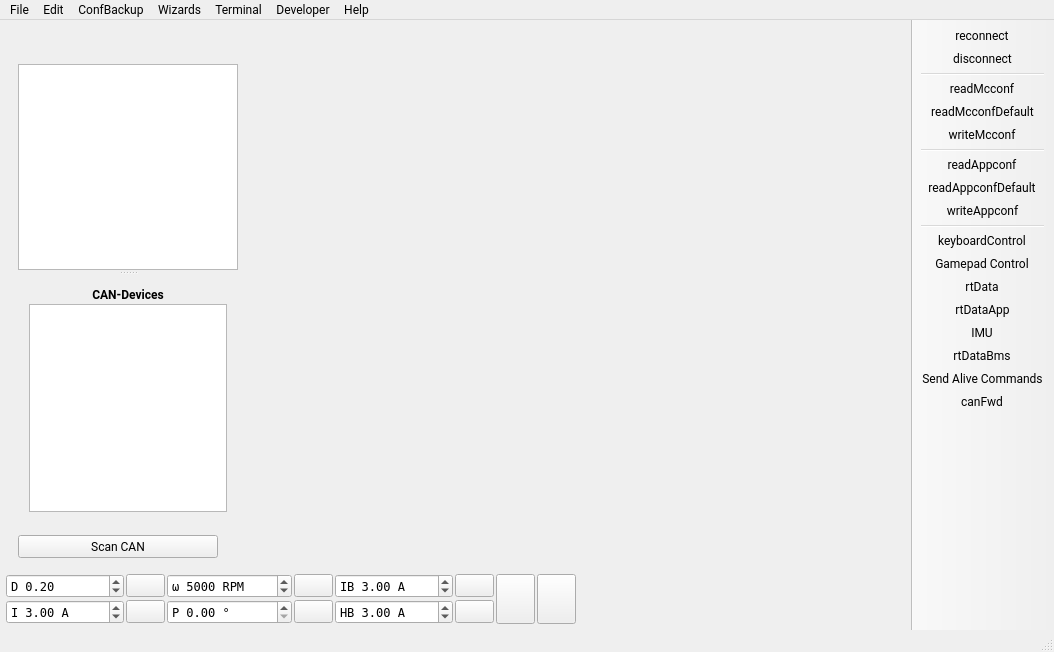
Qt form mainwindow.ui (vedderb/vesc_tool) before a commit.
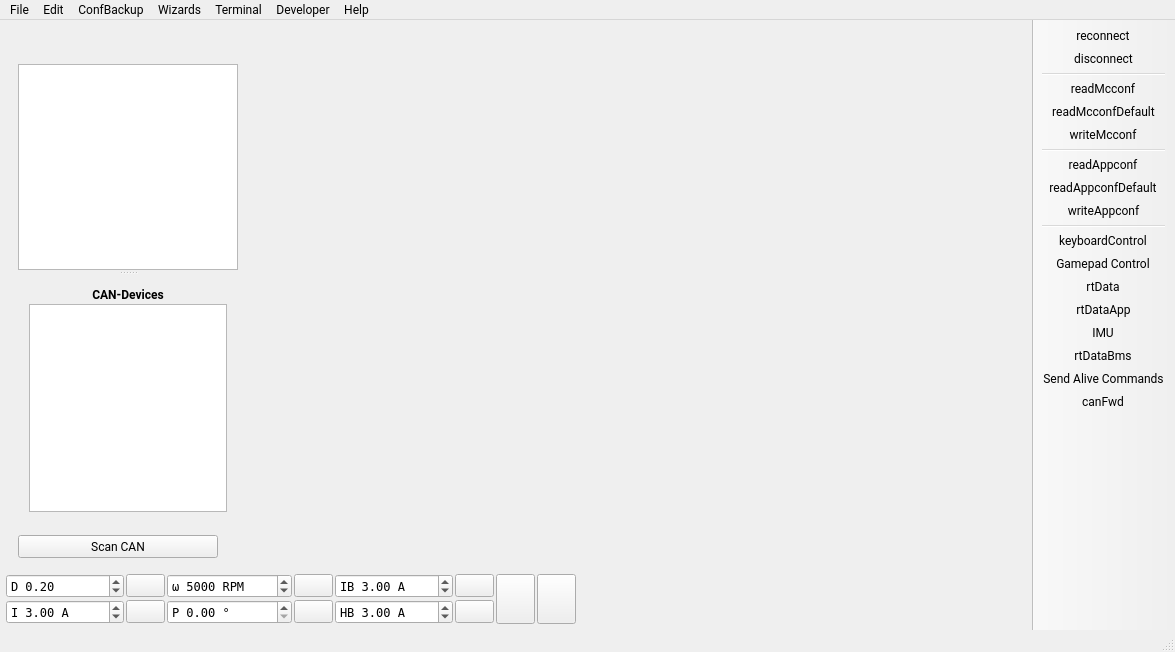
The same form after that commit. Icons and pictures are not drawn. Custom widgets are drawn as their Qt base class.

The edit to the form file:
```diff
--- a/mainwindow.ui
+++ b/mainwindow.ui
@@ -6,7 +6,7 @@
    <rect>
     <x>0</x>
     <y>0</y>
-    <width>1054</width>
+    <width>1175</width>
     <height>652</height>
    </rect>
   </property>
@@ -603,8 +603,8 @@
     <rect>
      <x>0</x>
      <y>0</y>
-     <width>1054</width>
-     <height>23</height>
+     <width>1175</width>
+     <height>29</height>
     </rect>
    </property>
    <widget class="QMenu" name="menuFile">
```
Left out of the diff: 6 changed lines with no effect on the pictures.
